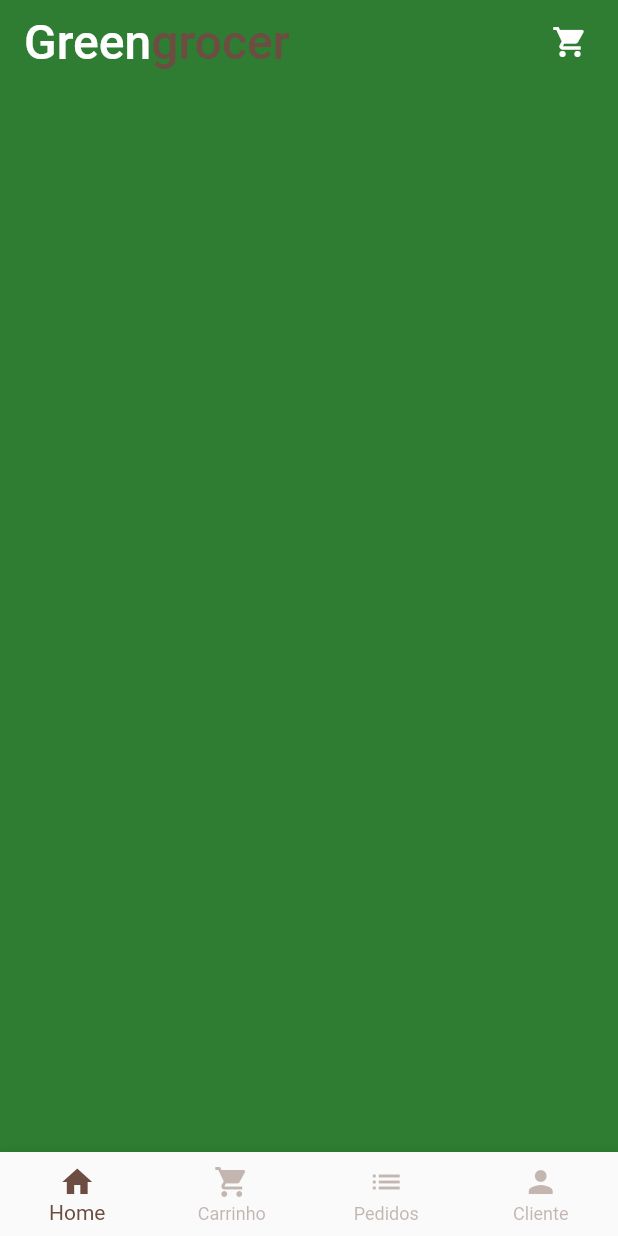
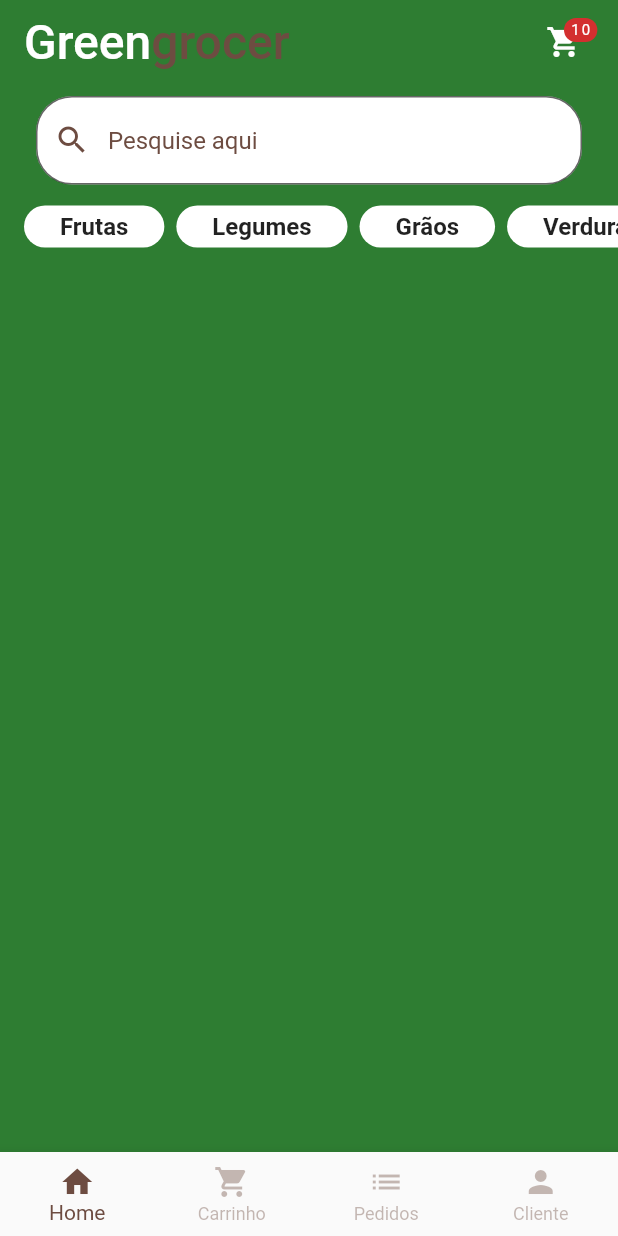
Before and after one commit to matmeirelles/green-grocery-course, a Flutter app: the screen it shows after launch, after a tap on "Entrar", on a phone screen of 412 x 824 dp. Run offline on Flutter 3.47's test engine with Material 2 defaults, Android fonts, the phone set to English and light mode, and no system bars; our stand-ins replace animated_text_kit, mask_text_input_formatter.

Commit message:
home header

```diff
--- /dev/null
+++ b/lib/common/consts/app_categories.dart
@@ -0,0 +1,10 @@
+class AppCategories {
+  static const List<String> categories = [
+    'Frutas',
+    'Legumes',
+    'Grãos',
+    'Verduras',
+    'Carnes',
+    'Cereais',
+  ];
+}
--- a/lib/common/widgets/app_button.dart
+++ b/lib/common/widgets/app_button.dart
@@ -1,4 +1,5 @@
 import 'package:flutter/material.dart';
+import 'package:green_grocery_course/common/foundations/app_shapes.dart';
 
 import '../foundations/app_sizes.dart';
 
@@ -21,7 +22,7 @@ class AppButton extends StatelessWidget {
           ? ElevatedButton(
               style: ElevatedButton.styleFrom(
                 shape: RoundedRectangleBorder(
-                  borderRadius: BorderRadius.circular(AppSizes.sizesBase03),
+                  borderRadius: BorderRadius.circular(AppShapes.shapeBorderRadiusMd),
                 ),
               ),
               onPressed: onClick,
@@ -35,7 +36,7 @@ class AppButton extends StatelessWidget {
           : OutlinedButton(
               style: OutlinedButton.styleFrom(
                   shape: RoundedRectangleBorder(
-                    borderRadius: BorderRadius.circular(AppSizes.sizesBase03),
+                    borderRadius: BorderRadius.circular(AppShapes.shapeBorderRadiusMd),
                   ),
                   side: BorderSide(
                     color: Theme.of(context).primaryColor,
--- /dev/null
+++ b/lib/common/widgets/app_search_text_field.dart
@@ -0,0 +1,31 @@
+import 'package:flutter/material.dart';
+
+import '../foundations/app_shapes.dart';
+import '../foundations/custom_colors.dart';
+
+class AppSearchTextField extends StatelessWidget {
+  const AppSearchTextField({Key? key}) : super(key: key);
+
+  @override
+  Widget build(BuildContext context) {
+    return TextFormField(
+      decoration: InputDecoration(
+        filled: true,
+        fillColor: Colors.white,
+        hintText: 'Pesquise aqui',
+        hintStyle: TextStyle(
+          color: CustomColors.secondaryColor,
+        ),
+        prefixIcon: Icon(
+          Icons.search,
+          color: CustomColors.secondaryColor,
+        ),
+        border: OutlineInputBorder(
+          borderRadius: BorderRadius.circular(
+            AppShapes.shapeBorderRadiusLg,
+          ),
+        ),
+      ),
+    );
+  }
+}
--- a/lib/common/widgets/app_text_field.dart
+++ b/lib/common/widgets/app_text_field.dart
@@ -1,7 +1,6 @@
 import 'package:flutter/material.dart';
 import 'package:flutter/services.dart';
-
-import '../foundations/app_sizes.dart';
+import 'package:green_grocery_course/common/foundations/app_shapes.dart';
 
 class AppTextField extends StatefulWidget {
   final IconData? icon;
@@ -52,7 +51,7 @@ class _AppTextFieldState extends State<AppTextField> {
             : null,
         labelText: widget.label,
         border: OutlineInputBorder(
-          borderRadius: BorderRadius.circular(AppSizes.sizesBase03),
+          borderRadius: BorderRadius.circular(AppShapes.shapeBorderRadiusMd),
         ),
       ),
     );
--- a/lib/features/home/presentation/screens/home_screen.dart
+++ b/lib/features/home/presentation/screens/home_screen.dart
@@ -3,6 +3,8 @@ import 'package:green_grocery_course/common/foundations/app_spacings.dart';
 import 'package:green_grocery_course/common/widgets/app_logo_title.dart';
 
 import '../../../../common/foundations/app_sizes.dart';
+import '../../../../common/widgets/app_search_text_field.dart';
+import '../widgets/search_categories.dart';
 
 class HomeScreen extends StatelessWidget {
   const HomeScreen({super.key});
@@ -17,18 +19,40 @@ class HomeScreen extends StatelessWidget {
           title: const AppLogoTitle(fontSize: AppSizes.sizesBase08),
           actions: <Widget>[
             Padding(
-            padding: const EdgeInsets.only(right: AppSpacings.spacingInnerBase02),
-            child: IconButton(
-                onPressed: () {},
-                icon: const Icon(
+              padding: const EdgeInsets.only(right: AppSpacings.spacingInnerBase06),
+              child: InkWell(
+                //TODO: Verificar como alterar o formato do InkWell para um círculo
+                borderRadius: BorderRadius.circular(16),
+                onTap: () {},
+                child: const Center(
+                  child: Badge(
+                    label: Text('10'),
+                    child: Icon(
                       Icons.shopping_cart,
-                )),
+                    ),
+                  ),
+                ),
+              ),
             )
           ],
         ),
-      body: Container(
-        color: Theme.of(context).primaryColor,
+        body: Column(
+          children: <Widget>[
+            const Padding(
+              padding: EdgeInsets.only(
+                  top: AppSpacings.spacingLayoutBase,
+                  left: AppSpacings.spacingLayoutBase03,
+                  right: AppSpacings.spacingLayoutBase03),
+              child: AppSearchTextField(),
             ),
-    );
+            const SizedBox(
+              height: AppSpacings.spacingInnerBase,
+            ),
+            SearchCategories(),
+            const SizedBox(
+              height: AppSpacings.spacingInnerBase,
+            ),
+          ],
+        ));
   }
 }
--- /dev/null
+++ b/lib/features/home/presentation/widgets/category_tile.dart
@@ -0,0 +1,46 @@
+import 'package:flutter/material.dart';
+import 'package:green_grocery_course/common/foundations/custom_colors.dart';
+
+import '../../../../common/foundations/app_shapes.dart';
+import '../../../../common/foundations/app_sizes.dart';
+import '../../../../common/foundations/app_spacings.dart';
+
+class CategoryTile extends StatelessWidget {
+  final String category;
+  final bool isSelected;
+  final VoidCallback onPressed;
+  const CategoryTile({
+    Key? key,
+    required this.category,
+    this.isSelected = false,
+    required this.onPressed,
+  }) : super(key: key);
+
+  @override
+  Widget build(BuildContext context) {
+    return GestureDetector(
+      onTap: onPressed,
+      child: Align(
+        child: Container(
+          padding: const EdgeInsets.symmetric(horizontal: AppSpacings.spacingInnerBase06),
+          height: AppSizes.sizesBase07,
+          decoration: BoxDecoration(
+              borderRadius: BorderRadius.circular(
+                AppShapes.shapeBorderRadiusMd,
+              ),
+              color: isSelected ? Colors.black : Colors.white),
+          child: Center(
+            child: Text(
+              category,
+              style: TextStyle(
+                fontSize: AppSizes.sizesBase04,
+                fontWeight: FontWeight.bold,
+                color: isSelected ? Colors.white : null,
+              ),
+            ),
+          ),
+        ),
+      ),
+    );
+  }
+}
--- /dev/null
+++ b/lib/features/home/presentation/widgets/search_categories.dart
@@ -0,0 +1,47 @@
+import 'package:flutter/material.dart';
+import 'package:green_grocery_course/common/foundations/app_sizes.dart';
+
+import '../../../../common/consts/app_categories.dart';
+import '../../../../common/foundations/app_spacings.dart';
+import 'category_tile.dart';
+
+// ignore: must_be_immutable
+class SearchCategories extends StatefulWidget {
+  String? selectedCategory;
+  SearchCategories({
+    Key? key,
+    this.selectedCategory,
+  }) : super(key: key);
+
+  @override
+  State<SearchCategories> createState() => _SearchCategoriesState();
+}
+
+class _SearchCategoriesState extends State<SearchCategories> {
+  @override
+  Widget build(BuildContext context) {
+    return SizedBox(
+      height: AppSizes.sizesBase12,
+      child: ListView.separated(
+        padding: const EdgeInsets.only(left: AppSpacings.spacingLayoutBase02),
+        scrollDirection: Axis.horizontal,
+        itemBuilder: (context, index) {
+          List<String> categories = AppCategories.categories;
+          return CategoryTile(
+            category: categories[index],
+            isSelected: categories[index] == widget.selectedCategory,
+            onPressed: () {
+              setState(() {
+                widget.selectedCategory = categories[index];
+              });
+            },
+          );
+        },
+        separatorBuilder: (_, index) => const SizedBox(
+          width: AppSpacings.spacingInnerBase02,
+        ),
+        itemCount: AppCategories.categories.length,
+      ),
+    );
+  }
+}
```
Lines whose indentation alone changed are shown as unchanged.
